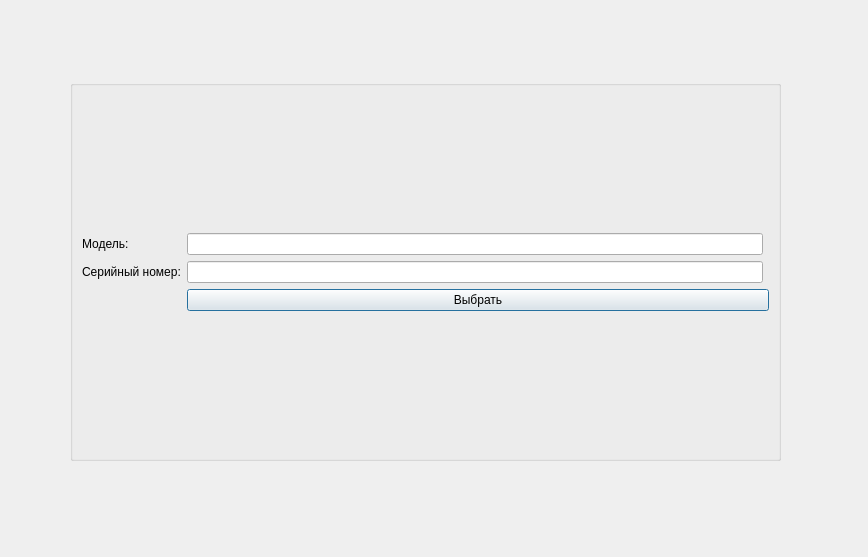
This is dialog.ui in Semyon1968/GNSS-receiver-imitator as Qt 5 draws it before an edit. The edited form follows.
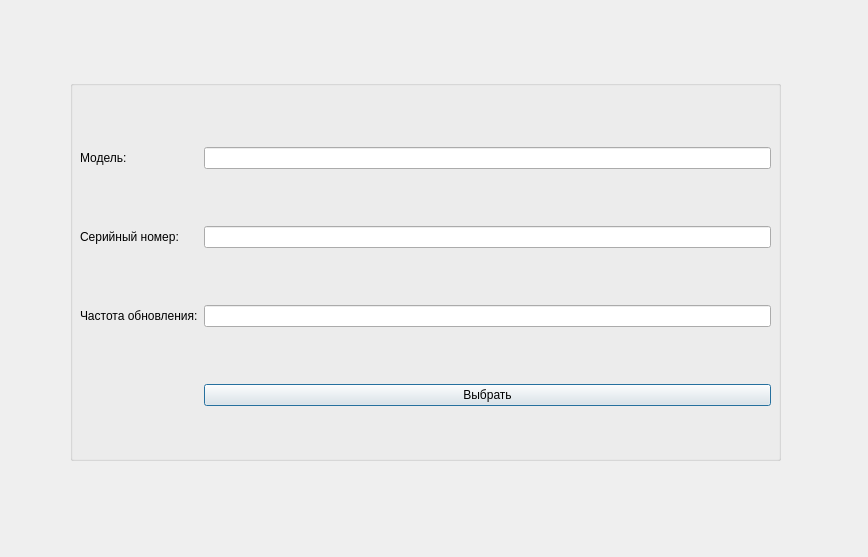
This is the edited form.

Commit message: Rate Send

```diff
--- a/dialog.ui
+++ b/dialog.ui
@@ -25,39 +25,55 @@
    <property name="title">
     <string/>
    </property>
-   <layout class="QGridLayout" name="gridLayout_2">
-    <item row="0" column="0">
+   <widget class="QWidget" name="">
+    <property name="geometry">
+     <rect>
+      <x>10</x>
+      <y>16</y>
+      <width>691</width>
+      <height>361</height>
+     </rect>
+    </property>
      <layout class="QGridLayout" name="gridLayout">
-      <item row="0" column="0">
+     <item row="2" column="0" colspan="2">
+      <widget class="QLabel" name="label_3">
+       <property name="text">
+        <string>Частота обновления:</string>
+       </property>
+      </widget>
+     </item>
+     <item row="2" column="2">
+      <widget class="QLineEdit" name="leRate"/>
+     </item>
+     <item row="3" column="2">
+      <widget class="QPushButton" name="ButtonEnter">
+       <property name="text">
+        <string>Выбрать</string>
+       </property>
+      </widget>
+     </item>
+     <item row="1" column="2">
+      <widget class="QLineEdit" name="leSerialNum"/>
+     </item>
+     <item row="0" column="2">
+      <widget class="QLineEdit" name="BoxModel"/>
+     </item>
+     <item row="0" column="0" colspan="2">
        <widget class="QLabel" name="label_2">
         <property name="text">
          <string>Модель:</string>
         </property>
        </widget>
       </item>
-      <item row="1" column="0">
+     <item row="1" column="0" colspan="2">
        <widget class="QLabel" name="label">
         <property name="text">
          <string>Серийный номер:</string>
         </property>
        </widget>
       </item>
-      <item row="1" column="1">
-       <widget class="QLineEdit" name="leSerialNum"/>
-      </item>
-      <item row="2" column="1" colspan="2">
-       <widget class="QPushButton" name="ButtonEnter">
-        <property name="text">
-         <string>Выбрать</string>
-        </property>
-       </widget>
-      </item>
-      <item row="0" column="1">
-       <widget class="QLineEdit" name="BoxModel"/>
-      </item>
-     </layout>
-    </item>
-   </layout>
+    </layout>
+   </widget>
   </widget>
  </widget>
  <resources/>
```
Lines whose indentation alone changed are shown as unchanged. The commit also changes 62 other files.
